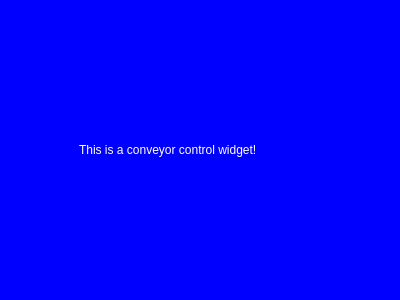
Wolkabout/offset-printing-machine-simulator-application, file modbus-application/conveyorcontrol.ui: the form before one commit.
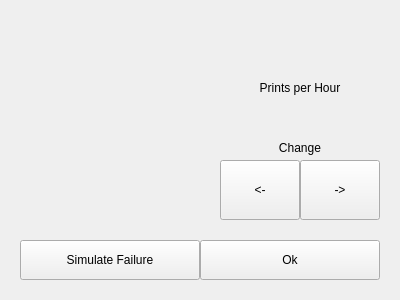
The form after the commit. Icons and pictures are not drawn.

Commit message: Got conveyor controls working

What changed in the file:
```diff
--- a/modbus-application/conveyorcontrol.ui
+++ b/modbus-application/conveyorcontrol.ui
@@ -32,20 +32,141 @@
    <string>Conveyor</string>
   </property>
   <property name="styleSheet">
-   <string notr="true">background-color: blue;
-color: white;</string>
+   <string notr="true"/>
   </property>
   <widget class="QLabel" name="label">
    <property name="geometry">
     <rect>
-     <x>79</x>
+     <x>20</x>
+     <y>20</y>
+     <width>360</width>
+     <height>40</height>
+    </rect>
+   </property>
+   <property name="text">
+    <string/>
+   </property>
+   <property name="alignment">
+    <set>Qt::AlignCenter</set>
+   </property>
+  </widget>
+  <widget class="QLabel" name="rate">
+   <property name="geometry">
+    <rect>
+     <x>250</x>
+     <y>100</y>
+     <width>100</width>
+     <height>30</height>
+    </rect>
+   </property>
+   <property name="text">
+    <string/>
+   </property>
+   <property name="alignment">
+    <set>Qt::AlignCenter</set>
+   </property>
+  </widget>
+  <widget class="QLabel" name="image">
+   <property name="geometry">
+    <rect>
+     <x>20</x>
+     <y>60</y>
+     <width>180</width>
+     <height>180</height>
+    </rect>
+   </property>
+   <property name="text">
+    <string/>
+   </property>
+   <property name="pixmap">
+    <pixmap resource="animations.qrc">:/Animations/Resources/ConveyorAnimation1.gif</pixmap>
+   </property>
+   <property name="alignment">
+    <set>Qt::AlignCenter</set>
+   </property>
+  </widget>
+  <widget class="QPushButton" name="ok">
+   <property name="geometry">
+    <rect>
+     <x>200</x>
+     <y>240</y>
+     <width>180</width>
+     <height>40</height>
+    </rect>
+   </property>
+   <property name="text">
+    <string>Ok</string>
+   </property>
+  </widget>
+  <widget class="QLabel" name="rateTitle">
+   <property name="geometry">
+    <rect>
+     <x>250</x>
+     <y>80</y>
+     <width>100</width>
+     <height>15</height>
+    </rect>
+   </property>
+   <property name="text">
+    <string>Prints per Hour</string>
+   </property>
+   <property name="alignment">
+    <set>Qt::AlignCenter</set>
+   </property>
+  </widget>
+  <widget class="QPushButton" name="failure">
+   <property name="geometry">
+    <rect>
+     <x>20</x>
+     <y>240</y>
+     <width>180</width>
+     <height>40</height>
+    </rect>
+   </property>
+   <property name="text">
+    <string>Simulate Failure</string>
+   </property>
+  </widget>
+  <widget class="QLabel" name="percentageTitle">
+   <property name="geometry">
+    <rect>
+     <x>250</x>
      <y>140</y>
-     <width>221</width>
-     <height>20</height>
+     <width>100</width>
+     <height>15</height>
     </rect>
    </property>
    <property name="text">
-    <string>This is a conveyor control widget!</string>
+    <string>Change</string>
+   </property>
+   <property name="alignment">
+    <set>Qt::AlignCenter</set>
+   </property>
+  </widget>
+  <widget class="QPushButton" name="decrease">
+   <property name="geometry">
+    <rect>
+     <x>220</x>
+     <y>160</y>
+     <width>80</width>
+     <height>60</height>
+    </rect>
+   </property>
+   <property name="text">
+    <string>&lt;-</string>
+   </property>
+  </widget>
+  <widget class="QPushButton" name="increase">
+   <property name="geometry">
+    <rect>
+     <x>300</x>
+     <y>160</y>
+     <width>80</width>
+     <height>60</height>
+    </rect>
+   </property>
+   <property name="text">
+    <string>-&gt;</string>
    </property>
   </widget>
  </widget>
```
Left out of the diff: 6 changed lines with no effect on the pictures. The commit also changes 2 other files.
